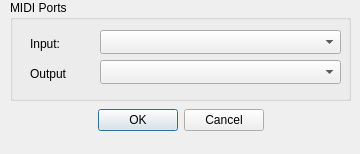
The window that setupdialog.ui (rome2/dtedit) describes before a commit, drawn with Qt 5.
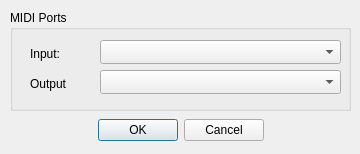
The same window after the commit.

```diff
--- a/setupdialog.ui
+++ b/setupdialog.ui
@@ -20,7 +20,7 @@
    <property name="geometry">
     <rect>
      <x>80</x>
-     <y>100</y>
+     <y>110</y>
      <width>201</width>
      <height>41</height>
     </rect>
@@ -39,7 +39,7 @@
    <property name="geometry">
     <rect>
      <x>10</x>
-     <y>0</y>
+     <y>10</y>
      <width>341</width>
      <height>101</height>
     </rect>
```
